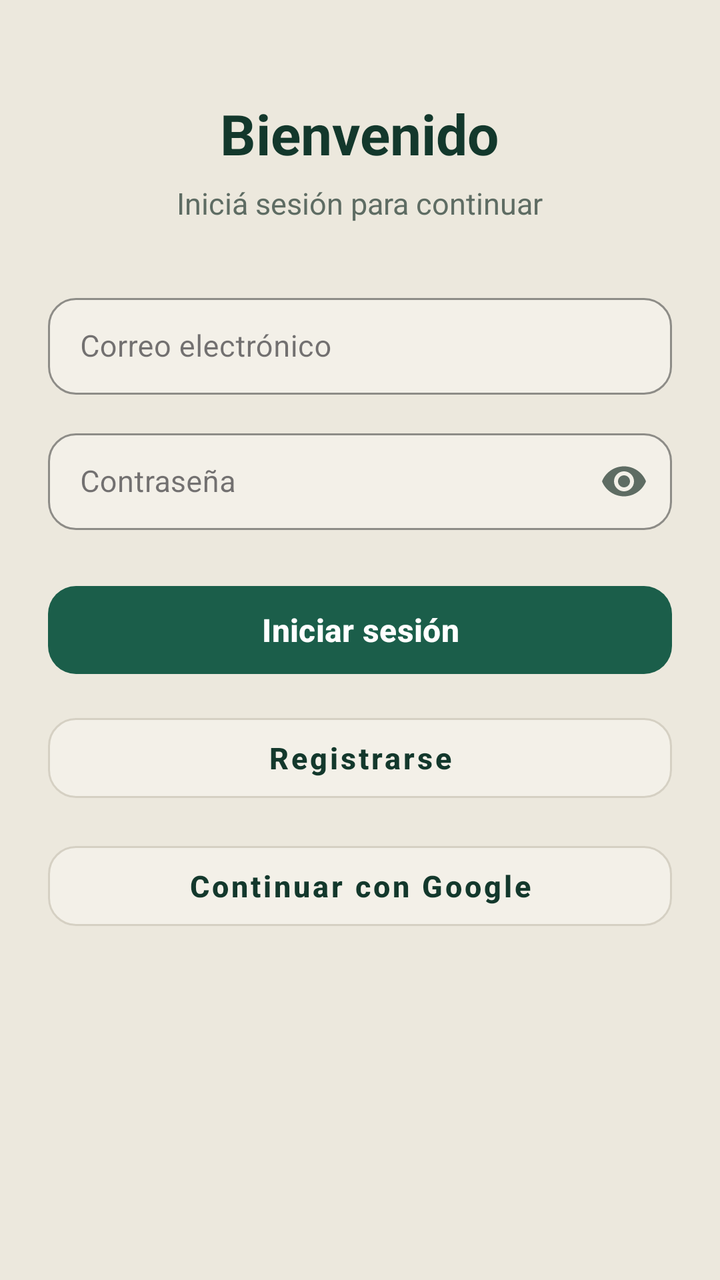
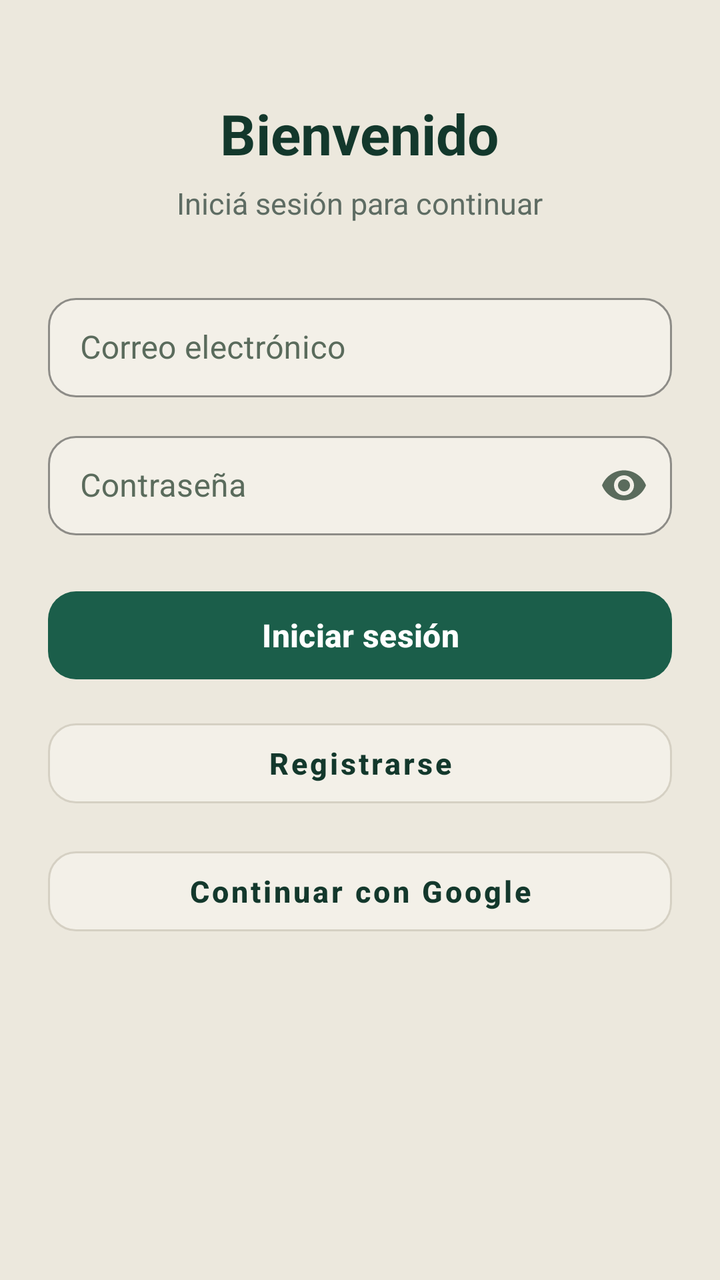

Two renders of the same Android screen: before a commit and after it. Below are the layout's source before the change and the commit's diff.
<!-- AndroidManifest.xml: application theme Theme.RioAlert -->
<!-- res/layout/activity_login.xml -->
<?xml version="1.0" encoding="utf-8"?>
<ScrollView xmlns:android="http://schemas.android.com/apk/res/android"
    xmlns:app="http://schemas.android.com/apk/res-auto"
    android:layout_width="match_parent"
    android:layout_height="match_parent"
    android:fillViewport="true"
    android:background="@color/bg_crema">

    <LinearLayout
        android:layout_width="match_parent"
        android:layout_height="wrap_content"
        android:orientation="vertical"
        android:paddingStart="24dp"
        android:paddingEnd="24dp"
        android:paddingTop="48dp"
        android:paddingBottom="40dp"
        android:gravity="center_horizontal">


        <TextView
            android:layout_width="wrap_content"
            android:layout_height="wrap_content"
            android:text="Bienvenido"
            android:textColor="@color/texto_principal"
            android:textSize="28sp"
            android:textStyle="bold" />


        <TextView
            android:layout_width="wrap_content"
            android:layout_height="wrap_content"
            android:layout_marginTop="6dp"
            android:layout_marginBottom="32dp"
            android:text="Iniciá sesión para continuar"
            android:textColor="@color/texto_secundario"
            android:textSize="15sp" />


        <com.google.android.material.textfield.TextInputLayout
            android:id="@+id/tilEmailLogin"
            style="@style/Widget.MaterialComponents.TextInputLayout.OutlinedBox"
            android:layout_width="match_parent"
            android:layout_height="wrap_content"
            android:layout_marginBottom="14dp"
            android:hint="Correo electrónico"
            app:boxBackgroundColor="@color/input_fondo"
            app:boxCornerRadiusBottomEnd="14dp"
            app:boxCornerRadiusBottomStart="14dp"
            app:boxCornerRadiusTopEnd="14dp"
            app:boxCornerRadiusTopStart="14dp"
            app:boxStrokeColor="@color/input_borde"
            app:hintTextColor="@color/texto_secundario">

            <com.google.android.material.textfield.TextInputEditText
                android:id="@+id/etEmailLogin"
                android:layout_width="match_parent"
                android:layout_height="wrap_content"
                android:paddingTop="14dp"
                android:paddingBottom="14dp"
                android:inputType="textEmailAddress"
                android:textColor="@color/texto_principal"
                android:textSize="15sp" />
        </com.google.android.material.textfield.TextInputLayout>


        <com.google.android.material.textfield.TextInputLayout
            android:id="@+id/tilPasswordLogin"
            style="@style/Widget.MaterialComponents.TextInputLayout.OutlinedBox"
            android:layout_width="match_parent"
            android:layout_height="wrap_content"
            android:layout_marginBottom="24dp"
            android:hint="Contraseña"
            app:boxBackgroundColor="@color/input_fondo"
            app:boxCornerRadiusBottomEnd="14dp"
            app:boxCornerRadiusBottomStart="14dp"
            app:boxCornerRadiusTopEnd="14dp"
            app:boxCornerRadiusTopStart="14dp"
            app:boxStrokeColor="@color/input_borde"
            app:hintTextColor="@color/texto_secundario"
            app:passwordToggleEnabled="true"
            app:passwordToggleTint="@color/texto_secundario">

            <com.google.android.material.textfield.TextInputEditText
                android:id="@+id/etPasswordLogin"
                android:layout_width="match_parent"
                android:layout_height="wrap_content"
                android:paddingTop="14dp"
                android:paddingBottom="14dp"
                android:inputType="textPassword"
                android:textColor="@color/texto_principal"
                android:textSize="15sp" />
        </com.google.android.material.textfield.TextInputLayout>

        
        <com.google.android.material.button.MaterialButton
            android:id="@+id/btnLoginSubmit"
            android:layout_width="match_parent"
            android:layout_height="52dp"
            android:text="Iniciar sesión"
            android:textAllCaps="false"
            android:textColor="@android:color/white"
            android:textSize="16sp"
            android:textStyle="bold"
            app:backgroundTint="@color/verde_oscuro"
            app:cornerRadius="14dp" />


        <com.google.android.material.button.MaterialButton
            android:id="@+id/btnIrARegistro"
            style="@style/Widget.MaterialComponents.Button.OutlinedButton"
            android:layout_width="match_parent"
            android:layout_height="52dp"
            android:layout_marginTop="12dp"
            android:text="Registrarse"
            android:textAllCaps="false"
            android:textColor="@color/texto_principal"
            android:textSize="15sp"
            android:textStyle="bold"
            app:backgroundTint="@color/input_fondo"
            app:cornerRadius="14dp"
            app:strokeColor="@color/input_borde"
            app:strokeWidth="1dp" />


        <com.google.android.material.button.MaterialButton
            android:id="@+id/btnGoogleLogin"
            style="@style/Widget.MaterialComponents.Button.OutlinedButton"
            android:layout_width="match_parent"
            android:layout_height="52dp"
            android:layout_marginTop="12dp"
            android:text="Continuar con Google"
            android:textAllCaps="false"
            android:textColor="@color/texto_principal"
            android:textSize="15sp"
            android:textStyle="bold"
            app:backgroundTint="@color/input_fondo"
            app:cornerRadius="14dp"
            app:strokeColor="@color/input_borde"
            app:strokeWidth="1dp" />

    </LinearLayout>
</ScrollView>
<!-- resources referenced by this layout -->
<resources>
  <color name="bg_crema">#ECE8DD</color>
  <color name="input_borde">#D5D0C3</color>
  <color name="input_fondo">#F3F0E8</color>
  <color name="texto_principal">#13382C</color>
  <color name="texto_secundario">#5E6C63</color>
  <color name="verde_oscuro">#1B5E4A</color>
  <style name="Theme.RioAlert" parent="Base.Theme.RioAlert" />
  <style name="Base.Theme.RioAlert" parent="Theme.Material3.DayNight.NoActionBar">
          
          
      </style>
</resources>

<!-- the commit's change to res/layout/activity_login.xml (unified diff, before → after) -->
@@ -16,7 +16,6 @@
         android:paddingBottom="40dp"
         android:gravity="center_horizontal">
 
-
         <TextView
             android:layout_width="wrap_content"
             android:layout_height="wrap_content"
@@ -24,7 +23,6 @@
             android:textColor="@color/texto_principal"
             android:textSize="28sp"
             android:textStyle="bold" />
-
 
         <TextView
             android:layout_width="wrap_content"
@@ -35,7 +33,7 @@
             android:textColor="@color/texto_secundario"
             android:textSize="15sp" />
 
-
+        
         <com.google.android.material.textfield.TextInputLayout
             android:id="@+id/tilEmailLogin"
             style="@style/Widget.MaterialComponents.TextInputLayout.OutlinedBox"
@@ -43,26 +41,27 @@
             android:layout_height="wrap_content"
             android:layout_marginBottom="14dp"
             android:hint="Correo electrónico"
+            android:textColorHint="#5A6B5C"
+            app:hintTextColor="#1B4D3E"
             app:boxBackgroundColor="@color/input_fondo"
             app:boxCornerRadiusBottomEnd="14dp"
             app:boxCornerRadiusBottomStart="14dp"
             app:boxCornerRadiusTopEnd="14dp"
             app:boxCornerRadiusTopStart="14dp"
-            app:boxStrokeColor="@color/input_borde"
-            app:hintTextColor="@color/texto_secundario">
+            app:boxStrokeColor="@color/input_borde">
 
             <com.google.android.material.textfield.TextInputEditText
                 android:id="@+id/etEmailLogin"
                 android:layout_width="match_parent"
                 android:layout_height="wrap_content"
+                android:inputType="textEmailAddress"
                 android:paddingTop="14dp"
                 android:paddingBottom="14dp"
-                android:inputType="textEmailAddress"
                 android:textColor="@color/texto_principal"
-                android:textSize="15sp" />
+                android:textSize="16sp" />
         </com.google.android.material.textfield.TextInputLayout>
 
-
+        
         <com.google.android.material.textfield.TextInputLayout
             android:id="@+id/tilPasswordLogin"
             style="@style/Widget.MaterialComponents.TextInputLayout.OutlinedBox"
@@ -70,25 +69,26 @@
             android:layout_height="wrap_content"
             android:layout_marginBottom="24dp"
             android:hint="Contraseña"
+            android:textColorHint="#5A6B5C"
+            app:hintTextColor="#1B4D3E"
             app:boxBackgroundColor="@color/input_fondo"
             app:boxCornerRadiusBottomEnd="14dp"
             app:boxCornerRadiusBottomStart="14dp"
             app:boxCornerRadiusTopEnd="14dp"
             app:boxCornerRadiusTopStart="14dp"
             app:boxStrokeColor="@color/input_borde"
-            app:hintTextColor="@color/texto_secundario"
             app:passwordToggleEnabled="true"
-            app:passwordToggleTint="@color/texto_secundario">
+            app:passwordToggleTint="#5A6B5C">
 
             <com.google.android.material.textfield.TextInputEditText
                 android:id="@+id/etPasswordLogin"
                 android:layout_width="match_parent"
                 android:layout_height="wrap_content"
+                android:inputType="textPassword"
                 android:paddingTop="14dp"
                 android:paddingBottom="14dp"
-                android:inputType="textPassword"
                 android:textColor="@color/texto_principal"
-                android:textSize="15sp" />
+                android:textSize="16sp" />
         </com.google.android.material.textfield.TextInputLayout>
 
         
@@ -104,7 +104,7 @@
             app:backgroundTint="@color/verde_oscuro"
             app:cornerRadius="14dp" />
 
-
+        
         <com.google.android.material.button.MaterialButton
             android:id="@+id/btnIrARegistro"
             style="@style/Widget.MaterialComponents.Button.OutlinedButton"
@@ -121,7 +121,7 @@
             app:strokeColor="@color/input_borde"
             app:strokeWidth="1dp" />
 
-
+        
         <com.google.android.material.button.MaterialButton
             android:id="@+id/btnGoogleLogin"
             style="@style/Widget.MaterialComponents.Button.OutlinedButton"
